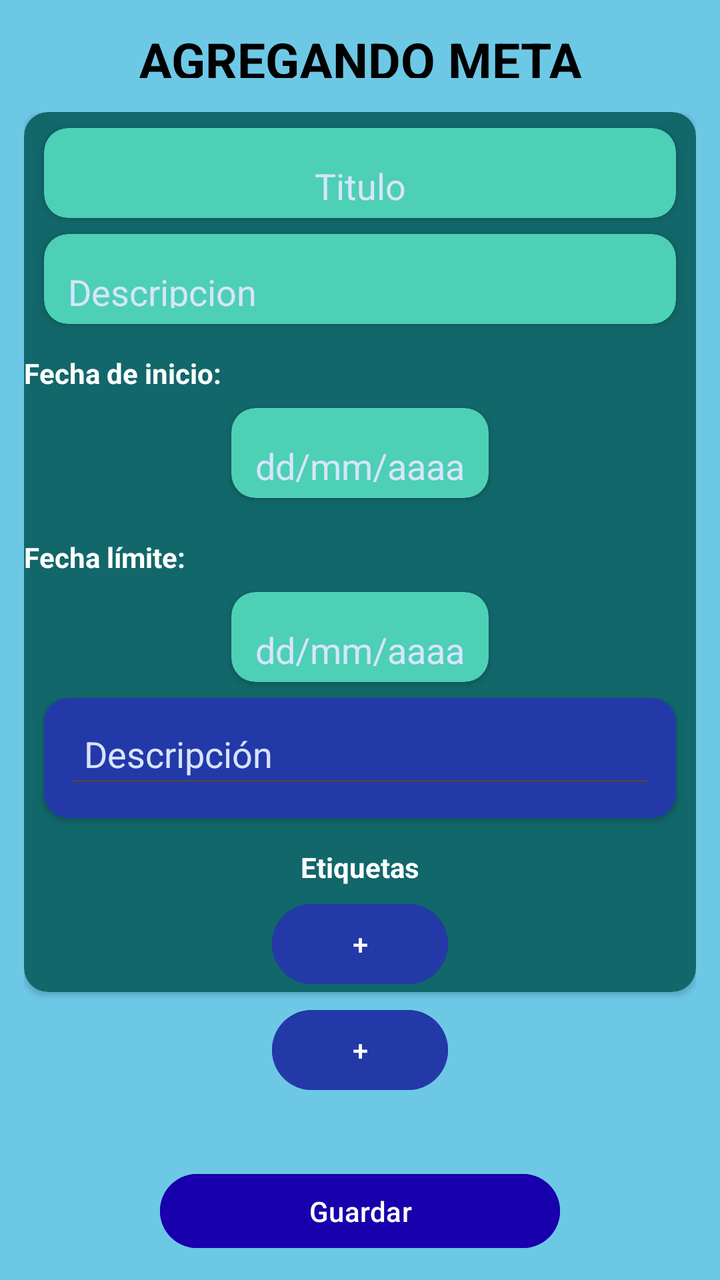
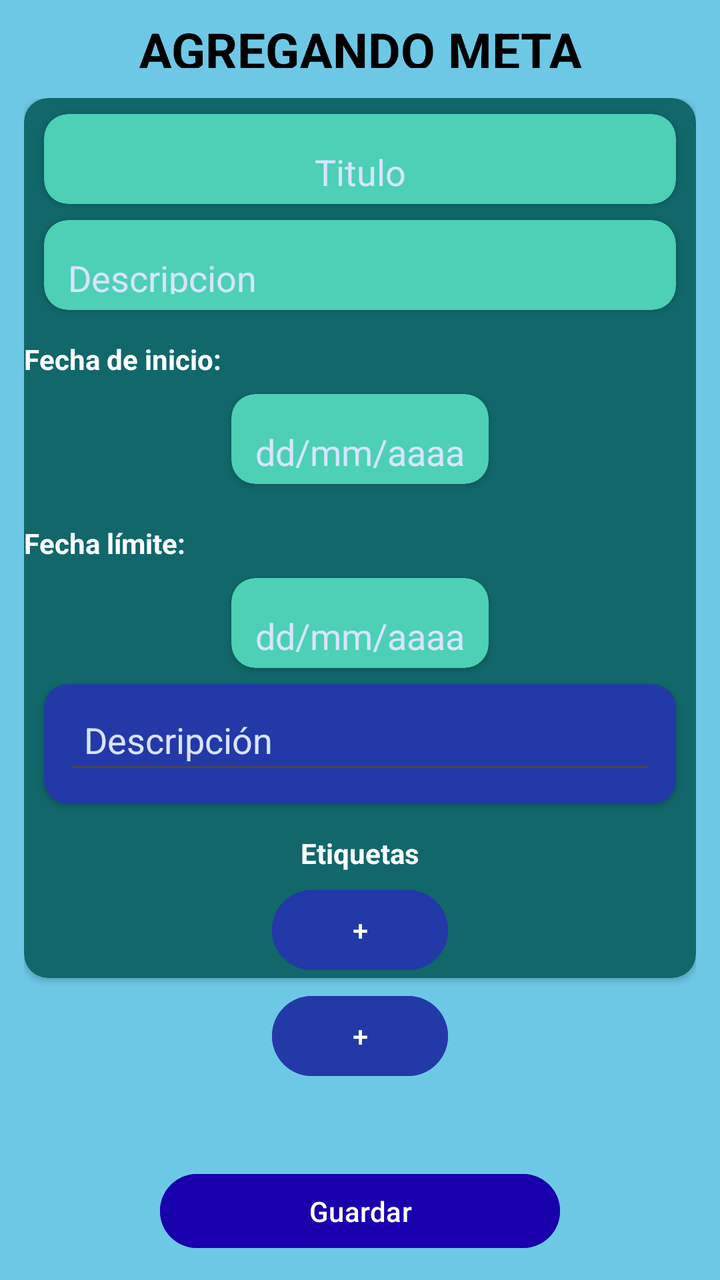

Compare the two renders of this Android layout. The source of the first and the diff that turns it into the second are given below.
<!-- AndroidManifest.xml: application theme Theme.SuperSexiBoys -->
<!-- res/layout/activity_agregar_meta.xml -->
<?xml version="1.0" encoding="utf-8"?>
<LinearLayout xmlns:android="http://schemas.android.com/apk/res/android"
    xmlns:app="http://schemas.android.com/apk/res-auto"
    xmlns:tools="http://schemas.android.com/tools"
    android:layout_width="match_parent"
    android:layout_height="match_parent"
    android:orientation="vertical"
    android:background="#6DC8E6"
    >

    <LinearLayout
        android:layout_width="match_parent"
        android:layout_height="wrap_content"
        android:padding="5dp"
        android:orientation="vertical">



        <TextView
            android:layout_width="match_parent"
            android:layout_height="26dp"
            android:layout_marginTop="8dp"
            android:text="AGREGANDO META"
            android:textAlignment="center"
            android:textColor="@android:color/black"
            android:textSize="25sp"
            android:textStyle="bold" />
    </LinearLayout>


    <ScrollView
        android:layout_width="match_parent"
        android:layout_height="0dp"
        android:layout_weight="1">

        <LinearLayout
            android:orientation="vertical"
            android:layout_width="match_parent"
            android:layout_height="wrap_content"
            android:padding="12dp">

            <androidx.cardview.widget.CardView
                android:layout_width="match_parent"
                android:layout_height="wrap_content"
                android:padding="15dp"
                app:cardCornerRadius="12dp"
                android:backgroundTint="#11676a">


                <LinearLayout
                    android:layout_width="match_parent"
                    android:layout_height="wrap_content"
                    android:gravity="center"
                    android:orientation="vertical">

                    <androidx.cardview.widget.CardView
                        android:layout_width="match_parent"
                        android:layout_height="wrap_content"
                        android:layout_marginTop="8dp"
                        android:backgroundTint="#4DD0B5"
                        app:cardCornerRadius="12dp"
                        android:layout_marginStart="10dp"
                        android:layout_marginEnd="10dp"
                        >

                        <LinearLayout
                            android:layout_width="match_parent"
                            android:layout_height="45dp"
                            android:orientation="vertical"
                            android:padding="8dp"
                            >

                            <EditText
                                android:layout_width="match_parent"
                                android:layout_height="40dp"
                                android:hint="Titulo"
                                android:gravity="center"
                                android:textColorHint="#d8e4ff"
                                />

                        </LinearLayout>
                    </androidx.cardview.widget.CardView>


                    <androidx.cardview.widget.CardView
                        android:layout_width="match_parent"
                        android:layout_height="wrap_content"
                        android:layout_marginTop="8dp"
                        android:backgroundTint="#4DD0B5"
                        app:cardCornerRadius="12dp"
                        android:layout_marginStart="10dp"
                        android:layout_marginEnd="10dp"
                        >

                        <LinearLayout
                            android:layout_width="match_parent"
                            android:layout_height="45dp"
                            android:orientation="vertical"
                            android:padding="8dp"
                            >

                            <EditText
                                android:layout_width="match_parent"
                                android:layout_height="40dp"
                                android:hint="Descripcion"
                                android:textColorHint="#d8e4ff"
                                />

                        </LinearLayout>
                    </androidx.cardview.widget.CardView>



                    <TextView
                        android:layout_width="match_parent"
                        android:layout_height="wrap_content"
                        android:layout_marginTop="15dp"
                        android:text="Fecha de inicio:"
                        android:textColor="@android:color/white"
                        android:textStyle="bold" />

                    <androidx.cardview.widget.CardView
                        android:layout_width="wrap_content"
                        android:layout_height="wrap_content"
                        android:layout_marginTop="8dp"
                        android:backgroundTint="#4DD0B5"
                        app:cardCornerRadius="12dp"
                        android:layout_marginStart="10dp"
                        android:layout_marginEnd="10dp"
                        >

                        <LinearLayout
                            android:layout_width="match_parent"
                            android:layout_height="45dp"
                            android:orientation="vertical"
                            android:padding="8dp"
                            >

                            <EditText
                                android:layout_width="match_parent"
                                android:layout_height="40dp"
                                android:hint="dd/mm/aaaa"
                                android:textColorHint="#d8e4ff"
                                />
                        </LinearLayout>
                    </androidx.cardview.widget.CardView>

                    <TextView
                        android:layout_width="match_parent"
                        android:layout_height="wrap_content"
                        android:layout_marginTop="20dp"
                        android:text="Fecha límite:"
                        android:textColor="@android:color/white"
                        android:textStyle="bold" />

                    <androidx.cardview.widget.CardView
                        android:layout_width="wrap_content"
                        android:layout_height="wrap_content"
                        android:layout_marginTop="8dp"
                        android:backgroundTint="#4DD0B5"
                        app:cardCornerRadius="12dp"
                        android:layout_marginStart="10dp"
                        android:layout_marginEnd="10dp"
                        >

                        <LinearLayout
                            android:layout_width="match_parent"
                            android:layout_height="45dp"
                            android:orientation="vertical"
                            android:padding="8dp"
                            >

                            <EditText
                                android:layout_width="match_parent"
                                android:layout_height="40dp"
                                android:hint="dd/mm/aaaa"
                                android:textColorHint="#d8e4ff"
                                />
                        </LinearLayout>
                    </androidx.cardview.widget.CardView>


                    <androidx.cardview.widget.CardView
                        android:layout_width="match_parent"
                        android:layout_height="wrap_content"
                        android:layout_marginTop="8dp"
                        android:backgroundTint="#2339a8"
                        app:cardCornerRadius="12dp"
                        android:layout_marginStart="10dp"
                        android:layout_marginEnd="10dp"

                        >

                        <LinearLayout
                            android:layout_width="match_parent"
                            android:layout_height="wrap_content"
                            android:orientation="vertical"
                            android:padding="10dp"
                            >

                            <EditText
                                android:layout_width="match_parent"
                                android:layout_height="40dp"
                                android:hint="Descripción"
                                android:padding="10dp"
                                android:textColorHint="#d8e4ff"

                                />
                        </LinearLayout>
                    </androidx.cardview.widget.CardView>


                    <TextView
                        android:layout_width="wrap_content"
                        android:layout_height="wrap_content"
                        android:layout_marginTop="15dp"
                        android:text="Etiquetas"
                        android:textColor="@android:color/white"
                        android:layout_gravity="center"
                        android:textStyle="bold" />

                    <Button
                        android:id="@+id/btnAgregarEtiqueta2"
                        android:layout_width="wrap_content"
                        android:layout_height="wrap_content"
                        android:layout_gravity="center"
                        android:layout_marginTop="5dp"
                        android:backgroundTint="#2339A8"
                        android:text="+"
                        android:textColor="@android:color/white" />
                </LinearLayout>
            </androidx.cardview.widget.CardView>

            <LinearLayout
                android:layout_width="wrap_content"
                android:layout_height="wrap_content"
                android:orientation="vertical"
                android:layout_gravity="center"
                >


                <Button
                    android:id="@+id/btnAgregarEtiqueta1"
                    android:layout_width="wrap_content"
                    android:layout_height="wrap_content"
                    android:layout_gravity="center"
                    android:layout_marginTop="5dp"
                    android:backgroundTint="#2339A8"
                    android:text="+"
                    android:textColor="@android:color/white" />

            </LinearLayout>



        </LinearLayout>




    </ScrollView>

    <LinearLayout
        android:layout_width="match_parent"
        android:layout_height="wrap_content"
        android:padding="12dp"
        android:gravity="center">

        <Button
            android:id="@+id/btnGuardar"
            android:layout_width="200dp"
            android:layout_height="45dp"
            android:text="Guardar"
            android:backgroundTint="#1800ad"
            android:textColor="@android:color/white"/>
    </LinearLayout>

</LinearLayout>
<!-- resources referenced by this layout -->
<resources>
  <style name="Theme.SuperSexiBoys" parent="Base.Theme.SuperSexiBoys" />
  <style name="Base.Theme.SuperSexiBoys" parent="Theme.Material3.DayNight.NoActionBar">
          
          
      </style>
</resources>

<!-- the commit's change to res/layout/activity_agregar_meta.xml (unified diff, before → after) -->
@@ -11,7 +11,7 @@
     <LinearLayout
         android:layout_width="match_parent"
         android:layout_height="wrap_content"
-        android:padding="5dp"
+        android:padding="3dp"
         android:orientation="vertical">
 
 
@@ -19,7 +19,7 @@
         <TextView
             android:layout_width="match_parent"
             android:layout_height="26dp"
-            android:layout_marginTop="8dp"
+            android:layout_marginTop="5dp"
             android:text="AGREGANDO META"
             android:textAlignment="center"
             android:textColor="@android:color/black"
